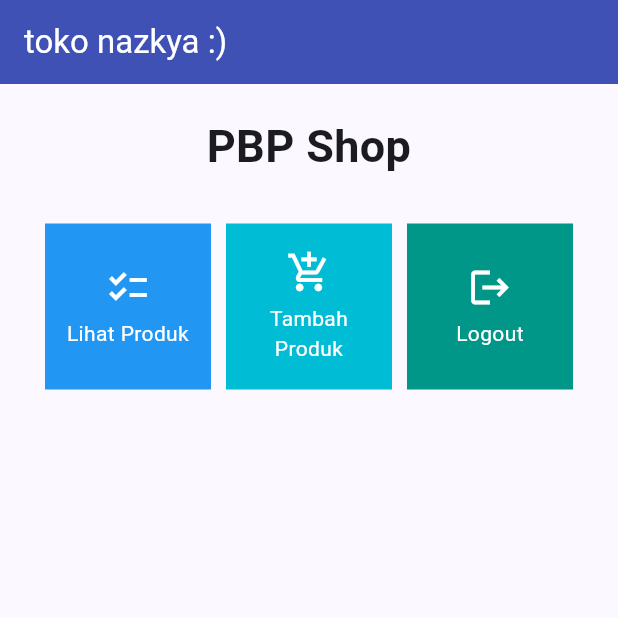
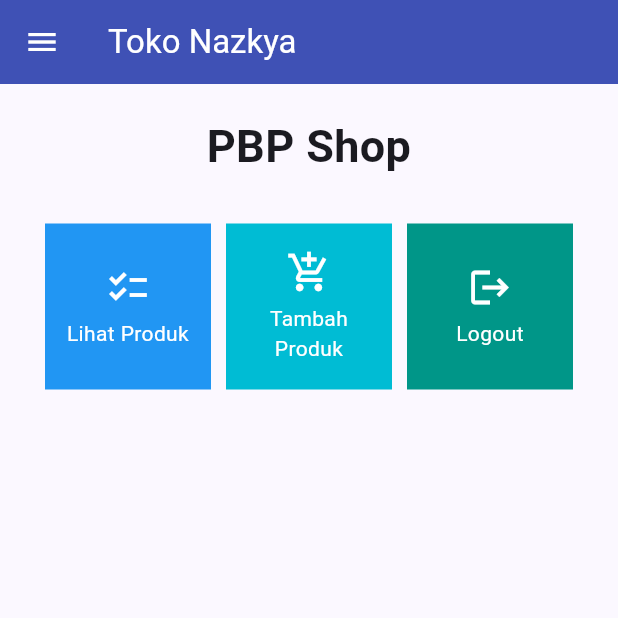
Before and after one commit to nazkenya/TokoNazkya, a Flutter app: the screen it shows after launch, on a phone screen of 412 x 824 dp, the top half of it. Run offline on Flutter 3.47's test engine with Material 2 defaults, Android fonts, the light colour scheme and no system bars.

Commit message:
menyelesaikan tugas 8

```diff
--- a/lib/main.dart
+++ b/lib/main.dart
@@ -1,5 +1,5 @@
 import 'package:flutter/material.dart';
-import 'package:toko_nazkya/menu.dart';
+import 'package:toko_nazkya/screens/menu.dart';
 
 void main() {
   runApp(const MyApp());
--- a/lib/menu.dart
+++ /dev/null
@@ -1,114 +0,0 @@
-import 'package:flutter/material.dart';
-
-class MyHomePage extends StatelessWidget {
-    MyHomePage({Key? key}) : super(key: key);
-    final List<ShopItem> items = [
-    ShopItem("Lihat Produk", Icons.checklist),
-    ShopItem("Tambah Produk", Icons.add_shopping_cart),
-    ShopItem("Logout", Icons.logout),
-];
-
-    @override
-    Widget build(BuildContext context) {
-        return Scaffold(
-      appBar: AppBar(
-        title: const Text(
-          'toko nazkya :)',
-        ),
-        backgroundColor: Colors.indigo,
-        foregroundColor: Colors.white,
-      ),
-      body: SingleChildScrollView(
-        // Widget wrapper yang dapat discroll
-        child: Padding(
-          padding: const EdgeInsets.all(10.0), // Set padding dari halaman
-          child: Column(
-            // Widget untuk menampilkan children secara vertikal
-            children: <Widget>[
-              const Padding(
-                padding: EdgeInsets.only(top: 10.0, bottom: 10.0),
-                // Widget Text untuk menampilkan tulisan dengan alignment center dan style yang sesuai
-                child: Text(
-                  'PBP Shop', // Text yang menandakan toko
-                  textAlign: TextAlign.center,
-                  style: TextStyle(
-                    fontSize: 30,
-                    fontWeight: FontWeight.bold,
-                  ),
-                ),
-              ),
-              // Grid layout
-              GridView.count(
-                // Container pada card kita.
-                primary: true,
-                padding: const EdgeInsets.all(20),
-                crossAxisSpacing: 10,
-                mainAxisSpacing: 10,
-                crossAxisCount: 3,
-                shrinkWrap: true,
-                children: <Widget>[
-                  ShopCard(items[0], Colors.blue),
-                  ShopCard(items[1], Colors.cyan),
-                  ShopCard(items[2], Colors.teal),
-                ],
-              ),
-            ],
-          ),
-        ),
-      ),
-    );
-    }
-}
-
-class ShopCard extends StatelessWidget {
-  final ShopItem item;
-  final Color cardColor;
-
-  ShopCard(this.item, this.cardColor); // Constructor
-
-  @override
-  Widget build(BuildContext context) {
-    return Material(
-      color: cardColor,
-      child: InkWell(
-        // Area responsive terhadap sentuhan
-        onTap: () {
-          // Memunculkan SnackBar ketika diklik
-          ScaffoldMessenger.of(context)
-            ..hideCurrentSnackBar()
-            ..showSnackBar(SnackBar(
-                content: Text("Kamu telah menekan tombol ${item.name}!")));
-        },
-        child: Container(
-          // Container untuk menyimpan Icon dan Text
-          padding: const EdgeInsets.all(8),
-          child: Center(
-            child: Column(
-              mainAxisAlignment: MainAxisAlignment.center,
-              children: [
-                Icon(
-                  item.icon,
-                  color: Colors.white,
-                  size: 30.0,
-                ),
-                const Padding(padding: EdgeInsets.all(3)),
-                Text(
-                  item.name,
-                  textAlign: TextAlign.center,
-                  style: const TextStyle(color: Colors.white),
-                ),
-              ],
-            ),
-          ),
-        ),
-      ),
-    );
-  }
-}
-
-class ShopItem {
-  final String name;
-  final IconData icon;
-
-  ShopItem(this.name, this.icon);
-}
--- /dev/null
+++ b/lib/screens/menu.dart
@@ -0,0 +1,64 @@
+import 'package:flutter/material.dart';
+import 'package:toko_nazkya/widgets/left_drawer.dart';
+import 'package:toko_nazkya/widgets/shop_card.dart';
+
+class MyHomePage extends StatelessWidget {
+  MyHomePage({Key? key}) : super(key: key);
+  final List<ShopItem> items = [
+    ShopItem("Lihat Produk", Icons.checklist, Colors.blue),
+    ShopItem("Tambah Produk", Icons.add_shopping_cart, Colors.cyan),
+    ShopItem("Logout", Icons.logout, Colors.teal),
+  ];
+
+  @override
+  Widget build(BuildContext context) {
+    return Scaffold(
+      appBar: AppBar(
+        title: const Text(
+          'Toko Nazkya',
+        ),
+        backgroundColor: Colors.indigo,
+        foregroundColor: Colors.white,
+      ),
+      // Masukkan drawer sebagai parameter nilai drawer dari widget Scaffold
+      drawer: const LeftDrawer(),
+      body: SingleChildScrollView(
+        // Widget wrapper yang dapat discroll
+        child: Padding(
+          padding: const EdgeInsets.all(10.0), // Set padding dari halaman
+          child: Column(
+            // Widget untuk menampilkan children secara vertikal
+            children: <Widget>[
+              const Padding(
+                padding: EdgeInsets.only(top: 10.0, bottom: 10.0),
+                // Widget Text untuk menampilkan tulisan dengan alignment center dan style yang sesuai
+                child: Text(
+                  'PBP Shop', // Text yang menandakan toko
+                  textAlign: TextAlign.center,
+                  style: TextStyle(
+                    fontSize: 30,
+                    fontWeight: FontWeight.bold,
+                  ),
+                ),
+              ),
+              // Grid layout
+              GridView.count(
+                // Container pada card kita.
+                primary: true,
+                padding: const EdgeInsets.all(20),
+                crossAxisSpacing: 10,
+                mainAxisSpacing: 10,
+                crossAxisCount: 3,
+                shrinkWrap: true,
+                children: items.map((ShopItem item) {
+                  // Iterasi untuk setiap item
+                  return ShopCard(item);
+                }).toList(),
+              ),
+            ],
+          ),
+        ),
+      ),
+    );
+  }
+}
--- /dev/null
+++ b/lib/widgets/shop_card.dart
@@ -0,0 +1,73 @@
+import 'package:flutter/material.dart';
+import 'package:toko_nazkya/screens/lihat_produk.dart';
+import 'package:toko_nazkya/screens/shoplist_form.dart';
+
+class ShopItem {
+  final String name;
+  final IconData icon;
+  final Color color;
+
+  ShopItem(this.name, this.icon, this.color);
+}
+
+class ShopCard extends StatelessWidget {
+  final ShopItem item;
+
+  const ShopCard(this.item, {Key? key}) : super(key: key); // Constructor
+
+  @override
+  Widget build(BuildContext context) {
+    return Material(
+      color: item.color,
+      child: InkWell(
+        // Area responsive terhadap sentuhan
+        onTap: () {
+          // Memunculkan SnackBar ketika diklik
+          ScaffoldMessenger.of(context)
+            ..hideCurrentSnackBar()
+            ..showSnackBar(SnackBar(
+                content: Text("Kamu telah menekan tombol ${item.name}!")));
+
+          // Navigate ke route yang sesuai (tergantung jenis tombol)
+          if (item.name == "Tambah Produk") {
+            Navigator.push(
+              context,
+              MaterialPageRoute(
+                builder: (context) => const ShopFormPage(),
+              ),
+            );
+          } else if (item.name == "Lihat Produk") {
+            Navigator.push(
+              context,
+              MaterialPageRoute(
+                builder: (context) => ProductListPage(items: itemList),
+              ),
+            );
+          }
+        },
+        child: Container(
+          // Container untuk menyimpan Icon dan Text
+          padding: const EdgeInsets.all(8),
+          child: Center(
+            child: Column(
+              mainAxisAlignment: MainAxisAlignment.center,
+              children: [
+                Icon(
+                  item.icon,
+                  color: Colors.white,
+                  size: 30.0,
+                ),
+                const Padding(padding: EdgeInsets.all(3)),
+                Text(
+                  item.name,
+                  textAlign: TextAlign.center,
+                  style: const TextStyle(color: Colors.white),
+                ),
+              ],
+            ),
+          ),
+        ),
+      ),
+    );
+  }
+}
```
Also changed, not shown: lib/models/item.dart (added, +7 -0 lines), lib/screens/lihat_produk.dart (added, +29 -0 lines), lib/screens/shoplist_form.dart (added, +167 -0 lines), lib/widgets/left_drawer.dart (added, +82 -0 lines), 1 other file.
